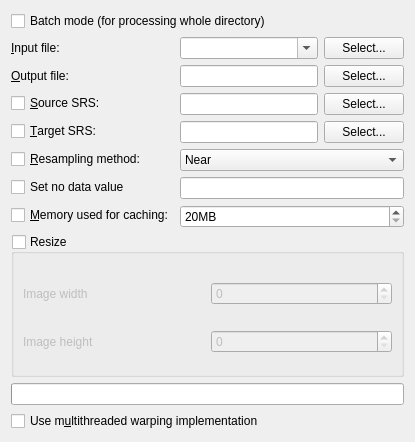
Old version of the form qgis/python/plugins/GdalTools/tools/widgetWarp.ui in the repository sourcepole/qgis.
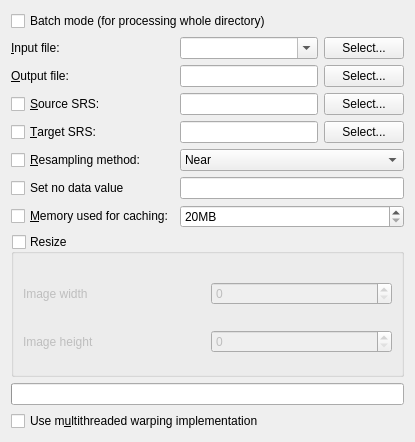
New version of the form.

Commit message: replaced all QFormLayouts with QGridLayouts

What changed in the file:
```diff
--- a/qgis/python/plugins/GdalTools/tools/widgetWarp.ui
+++ b/qgis/python/plugins/GdalTools/tools/widgetWarp.ui
@@ -11,7 +11,7 @@
    </rect>
   </property>
   <property name="sizePolicy">
-   <sizepolicy hsizetype="Expanding" vsizetype="Expanding">
+   <sizepolicy hsizetype="Expanding" vsizetype="Preferred">
     <horstretch>0</horstretch>
     <verstretch>0</verstretch>
    </sizepolicy>
@@ -28,7 +28,7 @@
     </widget>
    </item>
    <item>
-    <layout class="QFormLayout" name="formLayout">
+    <layout class="QGridLayout" name="gridLayout_2">
      <item row="0" column="0">
       <widget class="QLabel" name="label">
        <property name="text">
@@ -189,6 +189,16 @@
        </item>
       </widget>
      </item>
+     <item row="5" column="0">
+      <widget class="QCheckBox" name="noDataCheck">
+       <property name="text">
+        <string>Set no data value</string>
+       </property>
+      </widget>
+     </item>
+     <item row="5" column="1">
+      <widget class="QLineEdit" name="noDataEdit"/>
+     </item>
      <item row="6" column="0">
       <widget class="QCheckBox" name="cacheCheck">
        <property name="text">
@@ -209,16 +219,6 @@
        </property>
       </widget>
      </item>
-     <item row="5" column="0">
-      <widget class="QCheckBox" name="noDataCheck">
-       <property name="text">
-        <string>Set no data value</string>
-       </property>
-      </widget>
-     </item>
-     <item row="5" column="1">
-      <widget class="QLineEdit" name="noDataEdit"/>
-     </item>
     </layout>
    </item>
    <item>
```
The commit also changes 16 other files.
